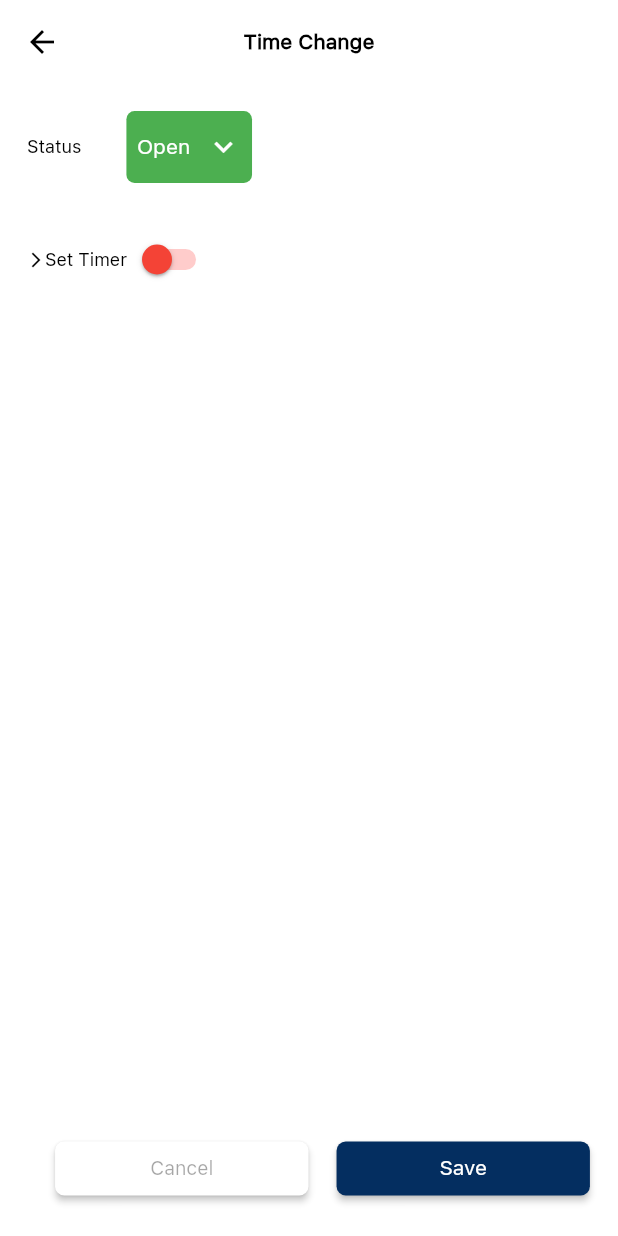
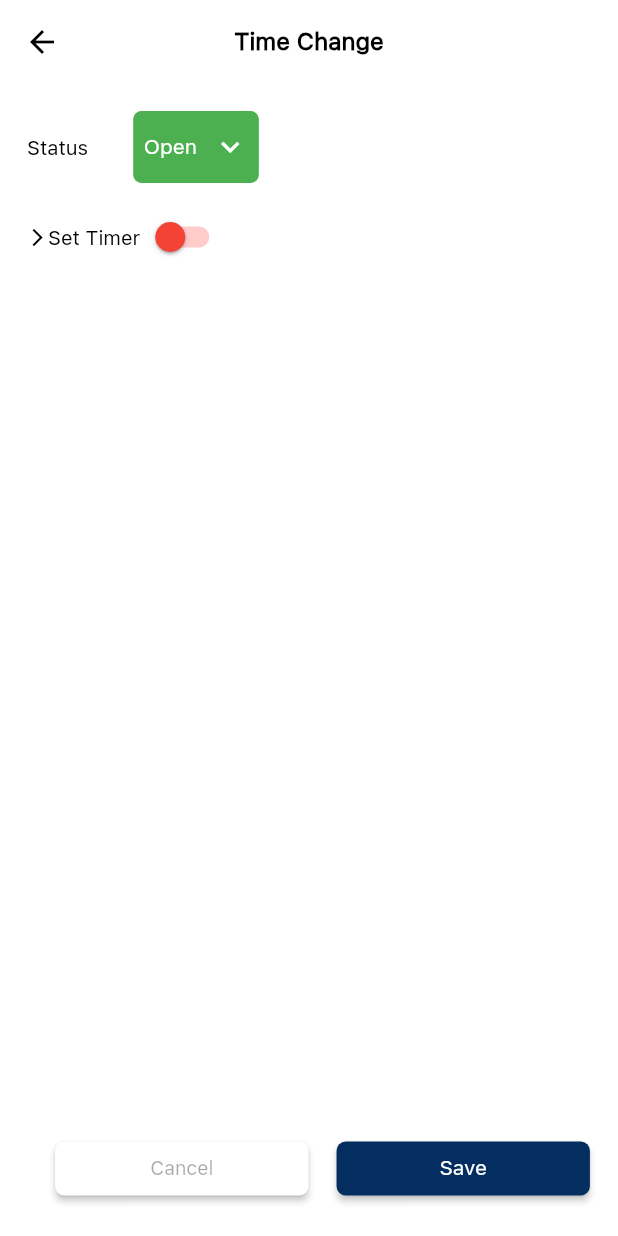
Before and after one commit to jyothir10/eatplek_admin, a Flutter app: the TimeChangeScreen screen opened by its route, on a phone screen of 412 x 824 dp. Run offline on Flutter 3.47's test engine with Material 2 defaults, Android fonts, the phone set to English and light mode, and no system bars; our stand-ins replace easy_splash_screen, numberpicker.

Commit message:
time change screen

```diff
--- a/lib/Components/DashBoardCard.dart
+++ b/lib/Components/DashBoardCard.dart
@@ -79,9 +79,9 @@ class _DashBoardCardState extends State<DashBoardCard> {
                     widget.time,
                     style: const TextStyle(
                       color: Colors.black,
-                      fontSize: 10,
+                      fontSize: 11,
                       fontFamily: 'SFUIText',
-                      fontWeight: FontWeight.w500,
+                      fontWeight: FontWeight.w600,
                     ),
                   ),
                 ],
--- a/lib/Screens/DashboardScreen.dart
+++ b/lib/Screens/DashboardScreen.dart
@@ -48,7 +48,7 @@ class _DashboardScreenState extends State<DashboardScreen> {
               'Order Summary',
               style: TextStyle(
                 color: Colors.white,
-                fontSize: 15.6,
+                fontSize: 16,
                 fontFamily: 'SFUIText',
                 fontWeight: FontWeight.w500,
               ),
--- a/lib/Screens/InventoryScreen.dart
+++ b/lib/Screens/InventoryScreen.dart
@@ -42,7 +42,7 @@ class _InventoryScreenState extends State<InventoryScreen> {
               'Inventory',
               style: TextStyle(
                 color: Colors.white,
-                fontSize: 15,
+                fontSize: 16,
                 fontFamily: 'SFUIText',
                 fontWeight: FontWeight.w500,
               ),
--- a/lib/Screens/TimeChangeScreen.dart
+++ b/lib/Screens/TimeChangeScreen.dart
@@ -66,7 +66,7 @@ class _TimeChangeScreenState extends State<TimeChangeScreen> {
                 fontWeight: FontWeight.w600,
                 fontFamily: "SFUIText",
                 fontStyle: FontStyle.normal,
-                fontSize: 14.0),
+                fontSize: 16.0),
             textAlign: TextAlign.left),
       ),
       body: SafeArea(
@@ -80,14 +80,14 @@ class _TimeChangeScreenState extends State<TimeChangeScreen> {
                 Column(
                   children: [
                     Padding(
-                      padding: const EdgeInsets.only(bottom: 27),
+                      padding: const EdgeInsets.only(bottom: 12),
                       child: Row(
                         children: [
                           const Text(
                             'Status',
                             style: TextStyle(
                               color: Colors.black,
-                              fontSize: 12,
+                              fontSize: 13.5,
                               fontFamily: 'SFUIText',
                             ),
                           ),
@@ -150,18 +150,18 @@ class _TimeChangeScreenState extends State<TimeChangeScreen> {
                             ? const Icon(
                                 Icons.arrow_forward_ios,
                                 color: Colors.black,
-                                size: 12,
+                                size: 14,
                               )
                             : const Icon(
                                 Icons.keyboard_arrow_down,
                                 color: Colors.black,
-                                size: 12,
+                                size: 14,
                               ),
                         const Text(
                           'Set Timer',
                           style: TextStyle(
                             color: Colors.black,
-                            fontSize: 12,
+                            fontSize: 13.5,
                             fontFamily: 'SFUIText',
                           ),
                         ),
@@ -183,7 +183,7 @@ class _TimeChangeScreenState extends State<TimeChangeScreen> {
                     ),
                     setTimer == true
                         ? Container(
-                            height: 195,
+                            height: 230,
                             child: Row(
                               mainAxisAlignment: MainAxisAlignment.start,
                               children: [
@@ -200,7 +200,7 @@ class _TimeChangeScreenState extends State<TimeChangeScreen> {
                                         'Opening Time',
                                         style: TextStyle(
                                           color: Colors.black,
-                                          fontSize: 12,
+                                          fontSize: 13,
                                           fontFamily: 'SFUIText',
                                         ),
                                       ),
@@ -210,7 +210,7 @@ class _TimeChangeScreenState extends State<TimeChangeScreen> {
                                           'Closing Time',
                                           style: TextStyle(
                                             color: Colors.black,
-                                            fontSize: 12,
+                                            fontSize: 13,
                                             fontFamily: 'SFUIText',
                                           ),
                                         ),
@@ -221,7 +221,7 @@ class _TimeChangeScreenState extends State<TimeChangeScreen> {
                                           'From',
                                           style: TextStyle(
                                             color: Colors.black,
-                                            fontSize: 12,
+                                            fontSize: 13,
                                             fontFamily: 'SFUIText',
                                           ),
                                         ),
@@ -230,7 +230,7 @@ class _TimeChangeScreenState extends State<TimeChangeScreen> {
                                         'To',
                                         style: TextStyle(
                                           color: Colors.black,
-                                          fontSize: 12,
+                                          fontSize: 13,
                                           fontFamily: 'SFUIText',
                                         ),
                                       ),
@@ -257,7 +257,7 @@ class _TimeChangeScreenState extends State<TimeChangeScreen> {
                                                   boxShadow: [
                                                     BoxShadow(
                                                       color: Colors.black,
-                                                      blurRadius: 2.0,
+                                                      blurRadius: 1.0,
                                                       spreadRadius: 0.0,
                                                       offset: Offset(0.0,
                                                           1.0), // shadow direction: bottom right
@@ -311,7 +311,7 @@ class _TimeChangeScreenState extends State<TimeChangeScreen> {
                                                   boxShadow: [
                                                     BoxShadow(
                                                       color: Colors.black,
-                                                      blurRadius: 2.0,
+                                                      blurRadius: 1.0,
                                                       spreadRadius: 0.0,
                                                       offset: Offset(0.0,
                                                           1.0), // shadow direction: bottom right
@@ -358,7 +358,7 @@ class _TimeChangeScreenState extends State<TimeChangeScreen> {
                                                             BoxShadow(
                                                               color:
                                                                   Colors.black,
-                                                              blurRadius: 2.0,
+                                                              blurRadius: 1.0,
                                                               spreadRadius: 0.0,
                                                               offset: Offset(
                                                                   0.0,
@@ -412,7 +412,7 @@ class _TimeChangeScreenState extends State<TimeChangeScreen> {
                                                   boxShadow: [
                                                     BoxShadow(
                                                       color: Colors.black,
-                                                      blurRadius: 2.0,
+                                                      blurRadius: 1.0,
                                                       spreadRadius: 0.0,
                                                       offset: Offset(0.0,
                                                           1.0), // shadow direction: bottom right
@@ -466,7 +466,7 @@ class _TimeChangeScreenState extends State<TimeChangeScreen> {
                                                   boxShadow: [
                                                     BoxShadow(
                                                       color: Colors.black,
-                                                      blurRadius: 2.0,
+                                                      blurRadius: 1.0,
                                                       spreadRadius: 0.0,
                                                       offset: Offset(0.0,
                                                           1.0), // shadow direction: bottom right
@@ -513,7 +513,7 @@ class _TimeChangeScreenState extends State<TimeChangeScreen> {
                                                             BoxShadow(
                                                               color:
                                                                   Colors.black,
-                                                              blurRadius: 2.0,
+                                                              blurRadius: 1.0,
                                                               spreadRadius: 0.0,
                                                               offset: Offset(
                                                                   0.0,
@@ -565,7 +565,7 @@ class _TimeChangeScreenState extends State<TimeChangeScreen> {
                                                 boxShadow: [
                                                   BoxShadow(
                                                     color: Colors.black,
-                                                    blurRadius: 2.0,
+                                                    blurRadius: 1.0,
                                                     spreadRadius: 0.0,
                                                     offset: Offset(0.0,
                                                         1.0), // shadow direction: bottom right
@@ -609,7 +609,7 @@ class _TimeChangeScreenState extends State<TimeChangeScreen> {
                                                 boxShadow: [
                                                   BoxShadow(
                                                     color: Colors.black,
-                                                    blurRadius: 2.0,
+                                                    blurRadius: 1.0,
                                                     spreadRadius: 0.0,
                                                     offset: Offset(0.0,
                                                         1.0), // shadow direction: bottom right
--- a/lib/main.dart
+++ b/lib/main.dart
@@ -4,6 +4,7 @@ import 'package:eatplek_admin/Screens/OnboardingScreen.dart';
 import 'package:eatplek_admin/Screens/SettingsSCreen.dart';
 import 'package:eatplek_admin/Screens/TimeChangeScreen.dart';
 import 'package:flutter/material.dart';
+import 'package:flutter/services.dart';
 
 import 'Screens/EditProfileScreen.dart';
 import 'Screens/ExpensesScreen.dart';
@@ -19,9 +20,13 @@ class MyApp extends StatelessWidget {
   // This widget is the root of your application.
   @override
   Widget build(BuildContext context) {
+    SystemChrome.setPreferredOrientations([
+      DeviceOrientation.portraitUp,
+      DeviceOrientation.portraitDown,
+    ]);
     return MaterialApp(
         debugShowCheckedModeBanner: false,
-        initialRoute: DashboardScreen.id,
+        initialRoute: TimeChangeScreen.id,
         routes: {
           OnboardingScreen.id: (context) => OnboardingScreen(),
           LoginScreen.id: (context) => LoginScreen(),
```
